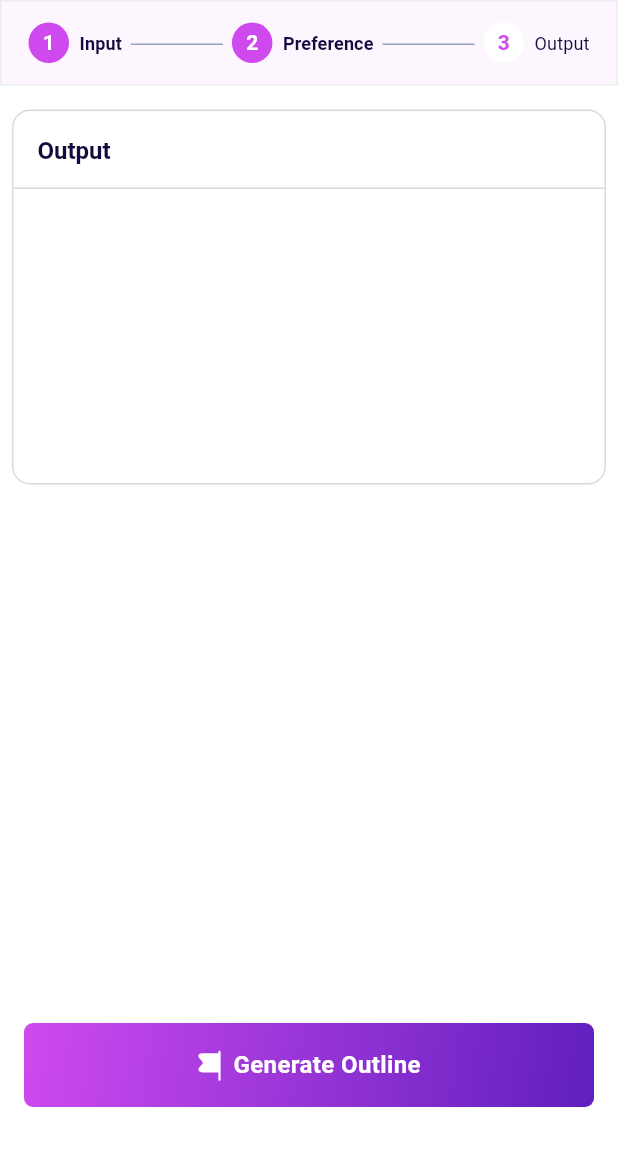
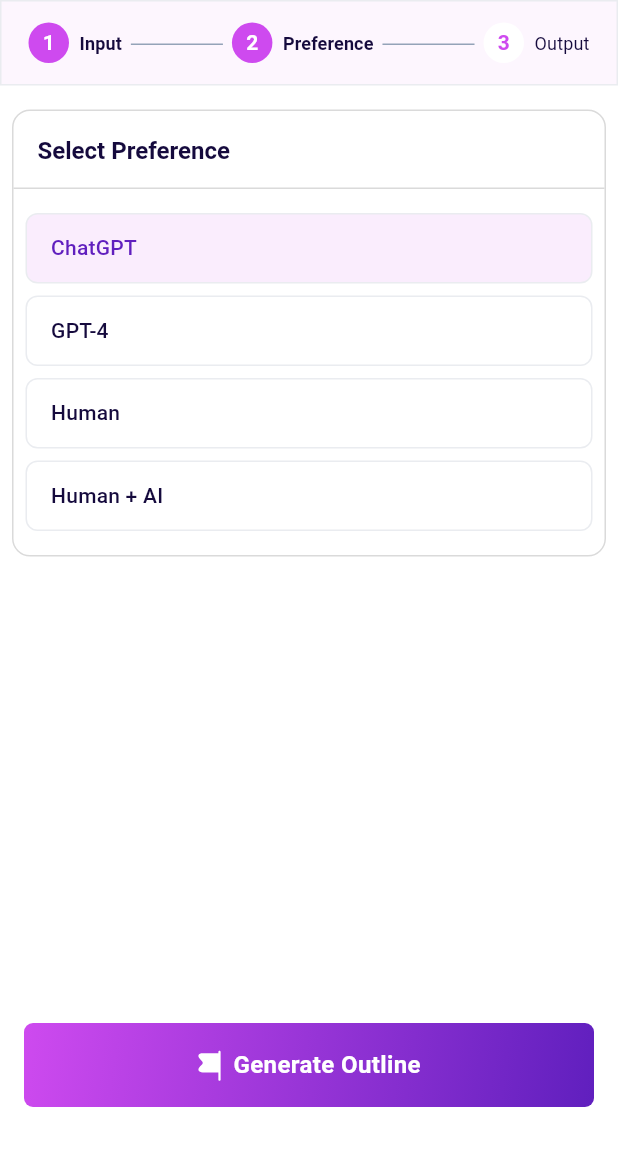
Before and after one commit to muneeb117/mywords.ai, a Flutter app: the AiDetectorPreferencePage screen opened directly, on a phone screen of 412 x 824 dp, the part 84-1236 px from its top. Run offline on Flutter 3.47's test engine with Material 3 defaults, Android fonts, the phone set to English and light mode, and no system bars; our stand-ins replace bloc, cached_network_image, dartz, device_info_plus, dio, file_picker and 8 more; missing offline and left inert: docx_to_text, syncfusion_flutter_pdf; accounts and stored records are empty.

```diff
--- a/lib/main.dart
+++ b/lib/main.dart
@@ -4,7 +4,7 @@ import 'package:mywords/config/flavors/flavors.dart';
 import 'package:mywords/config/routes/route_manager.dart';
 import 'package:mywords/config/themes/light_theme.dart';
 import 'package:mywords/core/di/service_locator.dart';
-import 'package:mywords/modules/ai_detector/cubit/ai_humanize_cubit.dart';
+import 'package:mywords/modules/ai_detector/cubit/ai_detector_cubit.dart';
 import 'package:mywords/modules/ai_humanizer/cubit/ai_humanize_cubit.dart';
 import 'package:mywords/modules/ai_writer/cubit/ai_writer_cubit.dart';
 import 'package:mywords/modules/ai_writer/cubit/file_import/file_import_cubit.dart';
--- a/lib/modules/ai_detector/cubit/ai_humanize_cubit.dart
+++ b/lib/modules/ai_detector/cubit/ai_detector_cubit.dart
@@ -5,7 +5,7 @@ import 'package:mywords/core/storage/storage_service.dart';
 import 'package:mywords/modules/ai_detector/repository/ai_detector_repository.dart';
 import 'package:mywords/utils/extensions/either_extension.dart';
 
-part 'ai_humanize_state.dart';
+part 'ai_detector_state.dart';
 
 class AiDetectorCubit extends Cubit<AiDetectorState> {
   final AiDetectorRepository _aiDetectorRepository;
@@ -20,10 +20,15 @@ class AiDetectorCubit extends Cubit<AiDetectorState> {
     _text = value;
   }
 
+  void setPreference(String preference) {
+    emit(state.copyWith(modelPreference: preference));
+  }
+
   Map<String, dynamic> getMap() {
     String token = sl<StorageService>().getString(AppKeys.token) ?? '';
     return {
       "text": _text,
+      "isProEngine": false,
       "token": token,
     };
   }
--- a/lib/modules/ai_detector/cubit/ai_humanize_state.dart
+++ b/lib/modules/ai_detector/cubit/ai_detector_state.dart
@@ -1,10 +1,11 @@
-part of 'ai_humanize_cubit.dart';
+part of 'ai_detector_cubit.dart';
 
 enum AiDetectorStatus { initial, loading, success, failed }
 
 class AiDetectorState {
   final AiDetectorStatus aiDetectorStatus;
   final String inputText;
+  final String modelPreference;
   final String generatedText;
   final int wordCount;
   final String errorMsg;
@@ -12,6 +13,7 @@ class AiDetectorState {
   AiDetectorState({
     required this.errorMsg,
     required this.inputText,
+    required this.modelPreference,
     required this.generatedText,
     required this.wordCount,
     required this.aiDetectorStatus,
@@ -21,6 +23,7 @@ class AiDetectorState {
     return AiDetectorState(
       errorMsg: '',
       inputText: '',
+      modelPreference: 'ChatGPT',
       generatedText: '',
       wordCount: 0,
       aiDetectorStatus: AiDetectorStatus.initial,
@@ -31,12 +34,14 @@ class AiDetectorState {
     String? errorMsg,
     String? text,
     String? generatedText,
+    String? modelPreference,
     int? wordCount,
     AiDetectorStatus? aiDetectorStatus,
   }) {
     return AiDetectorState(
       errorMsg: errorMsg ?? this.errorMsg,
       inputText: text ?? this.inputText,
+      modelPreference: modelPreference ?? this.modelPreference,
       generatedText: generatedText ?? this.generatedText,
       wordCount: wordCount ?? this.wordCount,
       aiDetectorStatus: aiDetectorStatus ?? this.aiDetectorStatus,
--- a/lib/modules/ai_detector/pages/ai_detector_preference_page.dart
+++ b/lib/modules/ai_detector/pages/ai_detector_preference_page.dart
@@ -1,14 +1,12 @@
 import 'package:flutter/material.dart';
-import 'package:flutter/services.dart';
+
 import 'package:flutter_bloc/flutter_bloc.dart';
 import 'package:mywords/common/components/custom_appbar.dart';
-import 'package:mywords/common/components/custom_dropdown_without_icon.dart';
-import 'package:mywords/common/components/custom_text_field.dart';
+
 import 'package:mywords/common/components/primary_button.dart';
 import 'package:mywords/common/widgets/step_indicator_widget.dart';
-import 'package:mywords/modules/ai_detector/cubit/ai_humanize_cubit.dart';
+import 'package:mywords/modules/ai_detector/cubit/ai_detector_cubit.dart';
 import 'package:mywords/modules/ai_detector/pages/ai_detector_output_page.dart';
-import 'package:mywords/modules/ai_writer/cubit/ai_writer_cubit.dart';
 import 'package:mywords/utils/extensions/extended_context.dart';
 
 class AiDetectorPreferencePage extends StatefulWidget {
@@ -19,13 +17,6 @@ class AiDetectorPreferencePage extends StatefulWidget {
 }
 
 class _AiDetectorPreferencePageState extends State<AiDetectorPreferencePage> {
-  final TextEditingController aiWriterController = TextEditingController();
-
-  String? writingPurpose = 'Essay';
-  String selectedLanguage = 'English';
-  TextEditingController minWordCountController = TextEditingController();
-  TextEditingController maxWordCountController = TextEditingController();
-
   @override
   Widget build(BuildContext context) {
     double bottomPadding = MediaQuery.of(context).padding.bottom;
@@ -45,7 +36,6 @@ class _AiDetectorPreferencePageState extends State<AiDetectorPreferencePage> {
               ),
               SizedBox(height: 16),
               Container(
-                  height: 250,
                   margin: EdgeInsets.symmetric(horizontal: 8),
                   decoration: BoxDecoration(
                     borderRadius: BorderRadius.circular(12),
@@ -53,7 +43,7 @@ class _AiDetectorPreferencePageState extends State<AiDetectorPreferencePage> {
                       color: Color(0xffDADADA),
                     ),
                   ),
-                  child: BlocConsumer<AiWriterCubit, AiWriterState>(
+                  child: BlocConsumer<AiDetectorCubit, AiDetectorState>(
                     listener: (context, state) {},
                     builder: (context, state) {
                       return Column(
@@ -62,7 +52,7 @@ class _AiDetectorPreferencePageState extends State<AiDetectorPreferencePage> {
                           Padding(
                             padding: const EdgeInsets.symmetric(horizontal: 16.0, vertical: 16.0),
                             child: Text(
-                              'Output',
+                              'Select Preference',
                               style: context.textTheme.titleLarge?.copyWith(
                                 fontWeight: FontWeight.w700,
                                 color: context.colorScheme.onSurface,
@@ -73,27 +63,27 @@ class _AiDetectorPreferencePageState extends State<AiDetectorPreferencePage> {
                             color: Color(0xffDADADA),
                             height: 0,
                           ),
-                          Expanded(
-                            child: BlocBuilder<AiWriterCubit, AiWriterState>(
-                              builder: (context, state) {
-                                return Container(
-                                  width: double.infinity,
-                                  height: 300,
-                                  padding: EdgeInsets.fromLTRB(16, 0, 16, 0),
-                                  child: SingleChildScrollView(
-                                      padding: EdgeInsets.only(top: 16),
-                                      child: Padding(
-                                        padding: const EdgeInsets.only(bottom: 16.0),
-                                        child: SelectableText(
-                                          state.generatedText,
-                                          style: context.textTheme.titleMedium,
-                                        ),
-                                      )),
-                                  decoration: BoxDecoration(),
-                                );
-                              },
-                            ),
+                          SizedBox(height: 16),
+                          DetectorPreferenceTile(
+                            title: 'ChatGPT',
+                            isSelected: state.modelPreference == 'ChatGPT',
                           ),
+                          SizedBox(height: 8),
+                          DetectorPreferenceTile(
+                            title: 'GPT-4',
+                            isSelected: state.modelPreference == 'GPT-4',
+                          ),
+                          SizedBox(height: 8),
+                          DetectorPreferenceTile(
+                            title: 'Human',
+                            isSelected: state.modelPreference == 'Human',
+                          ),
+                          SizedBox(height: 8),
+                          DetectorPreferenceTile(
+                            title: 'Human + AI',
+                            isSelected: state.modelPreference == 'Human + AI',
+                          ),
+                          SizedBox(height: 16),
                         ],
                       );
                     },
@@ -123,16 +113,6 @@ class _AiDetectorPreferencePageState extends State<AiDetectorPreferencePage> {
             return PrimaryButton.gradient(
               isLoading: state.aiDetectorStatus == AiDetectorStatus.loading,
               onTap: () {
-                final minText = minWordCountController.text.trim();
-                final maxText = maxWordCountController.text.trim();
-
-                final min = int.tryParse(minText);
-                final max = int.tryParse(maxText);
-
-                if (min == null || max == null || min < 350 || max > 500) {
-                  context.showSnackBar('Please enter valid word limits!', isError: true);
-                  return;
-                }
                 context.read<AiDetectorCubit>().detectText();
               },
               title: 'Generate Outline',
@@ -145,3 +125,38 @@ class _AiDetectorPreferencePageState extends State<AiDetectorPreferencePage> {
     );
   }
 }
+
+class DetectorPreferenceTile extends StatelessWidget {
+  const DetectorPreferenceTile({
+    super.key,
+    required this.title,
+    required this.isSelected,
+  });
+
+  final String title;
+  final bool isSelected;
+
+  @override
+  Widget build(BuildContext context) {
+    return GestureDetector(
+      onTap: () {
+        context.read<AiDetectorCubit>().setPreference(title);
+      },
+      child: Container(
+        margin: EdgeInsets.symmetric(horizontal: 8),
+        padding: EdgeInsets.symmetric(horizontal: 16, vertical: 12),
+        alignment: Alignment.centerLeft,
+        width: double.infinity,
+        decoration: BoxDecoration(
+          color: isSelected ? context.colorScheme.secondary.withOpacity(0.10) : Colors.transparent,
+          border: Border.all(color: Color(0xffEAECF0)),
+          borderRadius: BorderRadius.circular(8),
+        ),
+        child: Text(
+          title,
+          style: context.textTheme.titleMedium?.copyWith(color: isSelected ? context.colorScheme.primary : null),
+        ),
+      ),
+    );
+  }
+}
--- a/lib/modules/ai_detector/repository/ai_detector_repository.dart
+++ b/lib/modules/ai_detector/repository/ai_detector_repository.dart
@@ -28,7 +28,7 @@ class AiDetectorRepository {
         code: response.statusCode ?? 0,
       ));
     } catch (e, stackTrace) {
-      return ErrorHandler.handleError<String>(e, stackTrace, context: 'AI Writer');
+      return ErrorHandler.handleError<String>(e, stackTrace, context: 'AI Detector');
     }
   }
 }
--- a/lib/modules/settings/repository/settings_repository.dart
+++ b/lib/modules/settings/repository/settings_repository.dart
@@ -33,11 +33,8 @@ class SettingsRepository {
   }
 
   Future<Either<ApiError, String>> deleteAccount() async {
-    /// remove this line
-    await Future.delayed(Duration(seconds: 3));
-    return Right("Account deleted successfully");
     try {
-      final response = await _dioClient.post(
+      final response = await _dioClient.delete(
         ApiEndpoints.deleteAccount,
       );
       if ((response.statusCode == HttpStatus.ok || response.statusCode == HttpStatus.created)) {
```
Also changed, not shown: lib/modules/ai_detector/pages/ai_detector_input_page.dart (+6 -6 lines).
